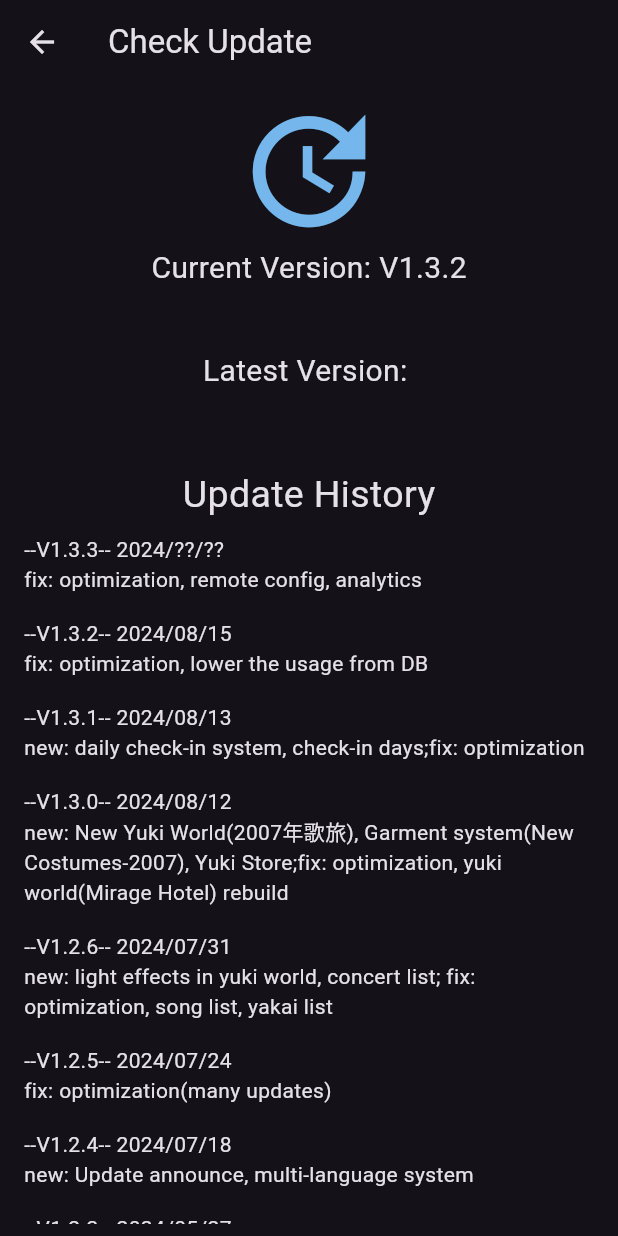
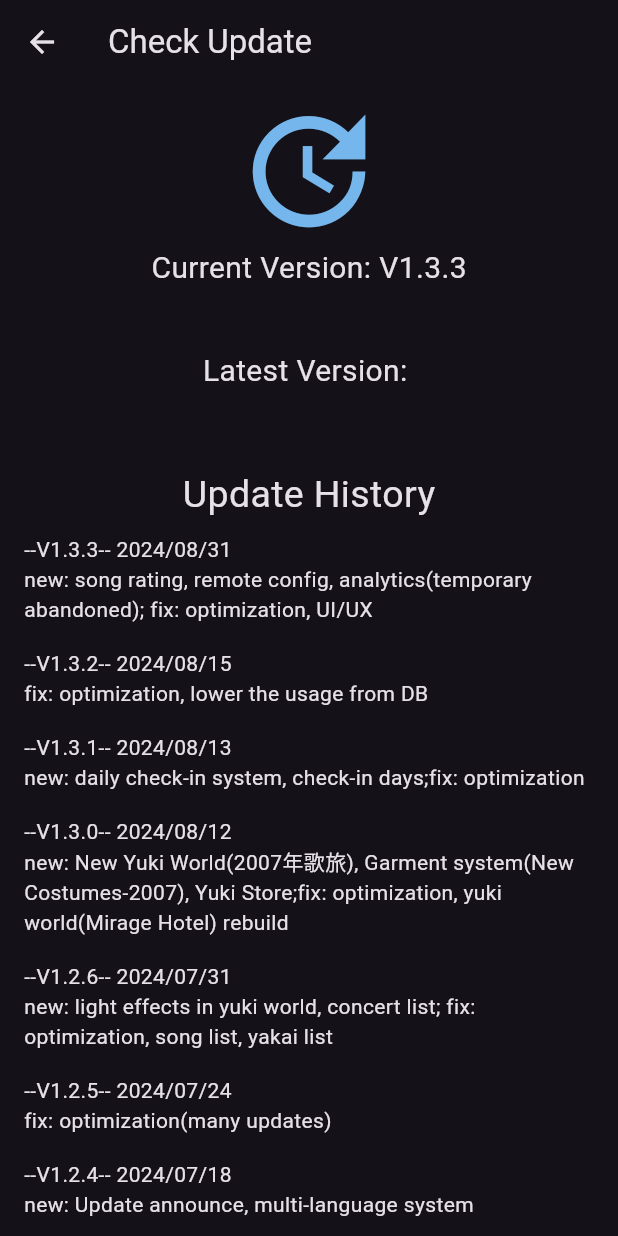
Before and after one commit to kuanyi0226/Flutter_Miyuki_FanClub, a Flutter app: the UpdatePage screen opened directly, on a phone screen of 412 x 824 dp. Run offline on Flutter 3.47's test engine with Material 3 defaults, Android fonts, the phone set to English and light mode, and no system bars; our stand-ins replace animated_background, audioplayers, cloud_firestore, dropdown_search, firebase_analytics, firebase_auth and 11 more; missing offline and left inert: exif, fast_cached_network_image, flame, flame_tiled, flutter_weather_bg_null_safety, in_app_update; accounts and stored records are empty; generated files the repository leaves out were written again; network calls fail.

Commit message:
v1.3.3 updated(Web & App)

```diff
--- a/lib/materials/MyText.dart
+++ b/lib/materials/MyText.dart
@@ -1,9 +1,9 @@
-const CURR_VERSION = 'V1.3.2';
+const CURR_VERSION = 'V1.3.3';
 const APPNAME_EN = 'YUKI CLUB';
 const APPNAME_JP = '雪クラブ';
 
 const UPDATE_CONTENT = [
-  '--V1.3.3-- 2024/??/??\nfix: optimization, remote config, analytics',
+  '--V1.3.3-- 2024/08/31\nnew: song rating, remote config, analytics(temporary abandoned); fix: optimization, UI/UX',
   '--V1.3.2-- 2024/08/15\nfix: optimization, lower the usage from DB',
   '--V1.3.1-- 2024/08/13\nnew: daily check-in system, check-in days;fix: optimization',
   '--V1.3.0-- 2024/08/12\nnew: New Yuki World(2007年歌旅), Garment system(New Costumes-2007), Yuki Store;fix: optimization, yuki world(Mirage Hotel) rebuild',
--- a/pubspec.yaml
+++ b/pubspec.yaml
@@ -15,7 +15,7 @@ publish_to: 'none' # Remove this line if you wish to publish to pub.dev
 # In iOS, build-name is used as CFBundleShortVersionString while build-number used as CFBundleVersion.
 # Read more about iOS versioning at
 # https://developer.apple.com/library/archive/documentation/General/Reference/InfoPlistKeyReference/Articles/CoreFoundationKeys.html
-version: 1.3.2+21
+version: 1.3.3+22
 
 environment:
   sdk: '>=3.1.0 <4.0.0'
```
Also changed, not shown: lib/screens/setting_system/profile_page.dart (+20 -0 lines), 1 other file.
